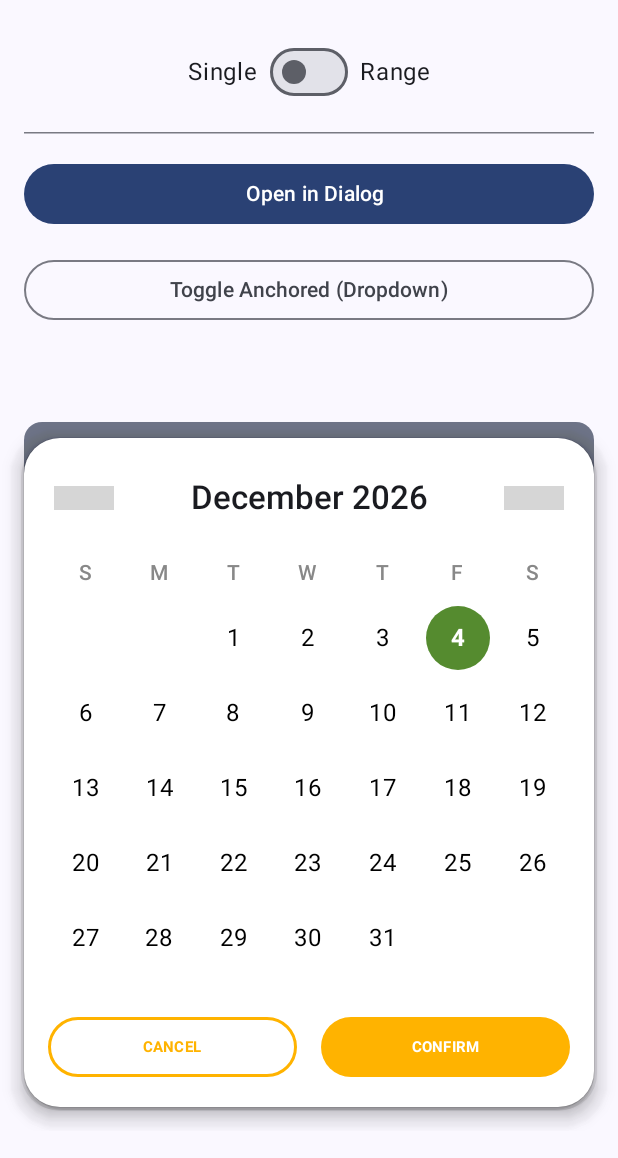
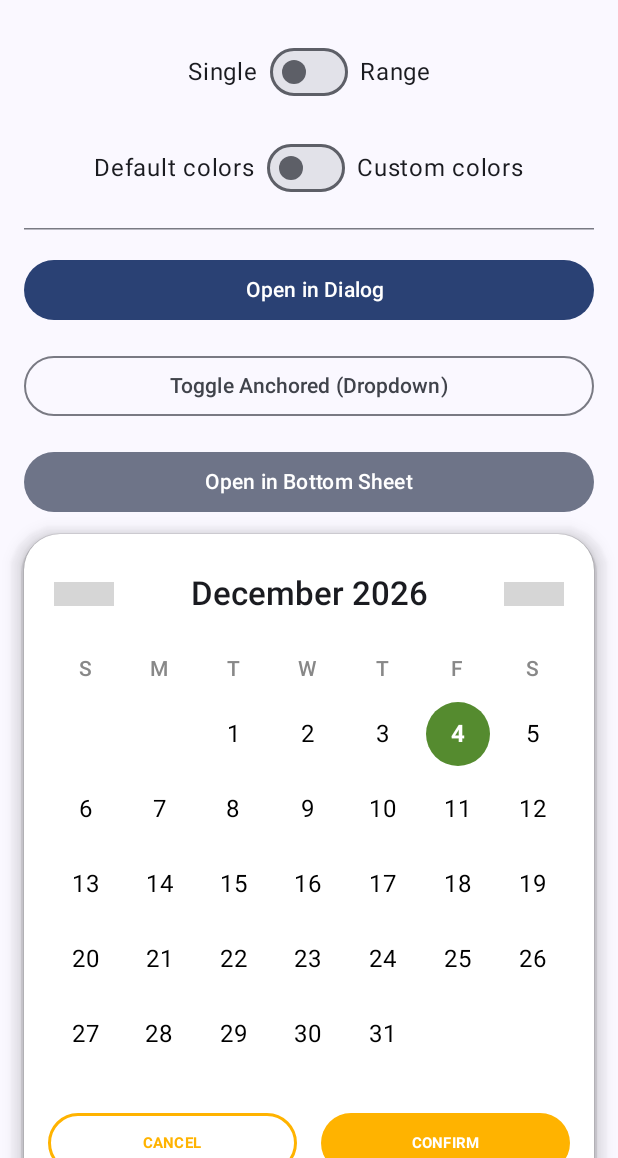
Before and after one commit to mikekpl/compose-datepicker, an Android app built with Jetpack Compose: the screen it shows after launch (MainActivity), after a tap on "Toggle Anchored (Dropdown)", on a phone screen of 412 x 824 dp, the part 78-1236 px from its top. Run offline under Robolectric (Android 15) with nearby library versions, the phone set to English and light mode, and no system bars; libraries missing offline, so code that uses them is left out: coil3.svg; 2 statements that could not run were skipped; grey boxes are pictures that could not be loaded.

Commit message:
Added bottomsheet capability to select dates and date ranges

```diff
--- a/app/src/main/java/com/mikelau/composedatepicker/MainActivity.kt
+++ b/app/src/main/java/com/mikelau/composedatepicker/MainActivity.kt
@@ -11,12 +11,17 @@ import androidx.compose.material3.*
 import androidx.compose.runtime.*
 import androidx.compose.ui.Alignment
 import androidx.compose.ui.Modifier
+import androidx.compose.ui.graphics.Color
 import androidx.compose.ui.unit.IntOffset
 import androidx.compose.ui.unit.dp
 import androidx.compose.ui.window.Dialog
 import androidx.compose.ui.window.Popup
 import androidx.compose.ui.window.PopupProperties
 import com.mikelau.composedatepicker.ui.datepicker.ComposeDatePicker
+import com.mikelau.composedatepicker.ui.datepicker.ComposeDatePickerBottomSheet
+import com.mikelau.composedatepicker.ui.datepicker.ComposeDatePickerColors
+import com.mikelau.composedatepicker.ui.datepicker.ComposeDatePickerDefaults
+import com.mikelau.composedatepicker.ui.datepicker.DatePickerBottomSheetDefaults
 import com.mikelau.composedatepicker.ui.datepicker.DatePickerState
 import com.mikelau.composedatepicker.ui.theme.ComposeDatePickerTheme
 
@@ -60,9 +65,24 @@ fun MainScreen() {
 fun AdaptiveDemoContent() {
     var showDialog by remember { mutableStateOf(false) }
     var showAnchored by remember { mutableStateOf(false) }
+    var showBottomSheet by remember { mutableStateOf(false) }
     var selectionMode by remember { mutableStateOf(DatePickerState.SelectionMode.Single) }
+    var useCustomColors by remember { mutableStateOf(false) }
 
     var selectedText by remember { mutableStateOf("No date selected") }
+
+    // Defaults reproduce the original look; custom shows the dark/purple palette.
+    val cardColors: ComposeDatePickerColors =
+        if (useCustomColors) customCardColors() else ComposeDatePickerDefaults.colors()
+    val sheetColors = if (useCustomColors) {
+        DatePickerBottomSheetDefaults.colors(
+            containerColor = DemoDark,
+            rangeStartColor = DemoPurple,
+            rangeHighlightAlpha = 0.3f,
+        )
+    } else {
+        DatePickerBottomSheetDefaults.colors()
+    }
 
     Column(
         modifier = Modifier.fillMaxWidth(),
@@ -82,6 +102,16 @@ fun AdaptiveDemoContent() {
                 }
             )
             Text("Range")
+        }
+
+        // Color customization Toggle
+        Row(
+            verticalAlignment = Alignment.CenterVertically,
+            horizontalArrangement = Arrangement.spacedBy(8.dp)
+        ) {
+            Text("Default colors")
+            Switch(checked = useCustomColors, onCheckedChange = { useCustomColors = it })
+            Text("Custom colors")
         }
 
         HorizontalDivider()
@@ -114,6 +144,7 @@ fun AdaptiveDemoContent() {
                     ComposeDatePicker(
                         modifier = Modifier.fillMaxWidth(),
                         state = remember(selectionMode) { DatePickerState(selectionMode = selectionMode) },
+                        colors = cardColors,
                         onCancel = { showAnchored = false },
                         onConfirm = { state ->
                             selectedText = formatSelection(state)
@@ -122,6 +153,14 @@ fun AdaptiveDemoContent() {
                     )
                 }
             }
+        }
+
+        // Bottom Sheet Trigger
+        FilledTonalButton(
+            onClick = { showBottomSheet = true },
+            modifier = Modifier.fillMaxWidth()
+        ) {
+            Text("Open in Bottom Sheet")
         }
 
         Spacer(modifier = Modifier.height(32.dp))
@@ -138,10 +177,23 @@ fun AdaptiveDemoContent() {
         }
     }
 
+    if (showBottomSheet) {
+        ComposeDatePickerBottomSheet(
+            state = remember(selectionMode) { DatePickerState(selectionMode = selectionMode) },
+            colors = sheetColors,
+            onDismissRequest = { showBottomSheet = false },
+            onConfirm = { state ->
+                selectedText = formatSelection(state)
+                showBottomSheet = false
+            }
+        )
+    }
+
     if (showDialog) {
         Dialog(onDismissRequest = { showDialog = false }) {
             ComposeDatePicker(
                 state = remember(selectionMode) { DatePickerState(selectionMode = selectionMode) },
+                colors = cardColors,
                 onCancel = { showDialog = false },
                 onConfirm = { state ->
                     selectedText = formatSelection(state)
@@ -152,6 +204,26 @@ fun AdaptiveDemoContent() {
     }
 }
 
+private val DemoDark = Color(0xFF1E1D22)
+private val DemoPurple = Color(0xFF9C7BFF)
+
+private fun customCardColors(): ComposeDatePickerColors = ComposeDatePickerDefaults.colors(
+    containerColor = DemoDark,
+    monthTitleColor = Color.White,
+    navigationIconColor = Color.White,
+    dayOfWeekTextColor = Color(0xFFA1A1AA),
+    dayTextColor = Color(0xFFD4D4D8),
+    todayTextColor = Color.White,
+    todayOutlineColor = DemoPurple,
+    selectedDayColor = DemoPurple,
+    rangeStartColor = DemoPurple,
+    rangeEndColor = DemoPurple,
+    rangeHighlightColor = DemoPurple,
+    rangeHighlightAlpha = 0.3f,
+    confirmButtonColor = DemoPurple,
+    cancelButtonColor = DemoPurple,
+)
+
 private fun formatSelection(state: DatePickerState): String {
     return if (state.selectionMode == DatePickerState.SelectionMode.Single) {
         state.selectedDate?.toString() ?: "None"
--- a/compose-datepicker/src/commonMain/kotlin/com/mikelau/composedatepicker/ui/datepicker/ComposeDatePicker.kt
+++ b/compose-datepicker/src/commonMain/kotlin/com/mikelau/composedatepicker/ui/datepicker/ComposeDatePicker.kt
@@ -23,11 +23,6 @@ import composedatepicker.compose_datepicker.generated.resources.Res
 import kotlinx.coroutines.launch
 import kotlinx.datetime.*
 import kotlin.time.Clock
-
-// Define default colors if theme is not available
-private val DefaultPickerGreen = Color(0xFF558B2F)
-private val DefaultPickerOrange = Color(0xFFFFB300)
-private val DefaultPickerLightGreen = Color(0xFFDCEDC8)
 
 @Composable
 private fun SvgIcon(
@@ -62,6 +57,12 @@ private fun SvgIcon(
     }
 }
 
+/**
+ * Card-style date picker, usable inside a Dialog or an anchored Popup.
+ *
+ * [primaryColor], [accentColor] and [rangeColor] are kept for backward compatibility and seed the
+ * defaults of [colors]. When [colors] is passed explicitly, it takes precedence.
+ */
 @Composable
 fun ComposeDatePicker(
     modifier: Modifier = Modifier,
@@ -71,13 +72,18 @@ fun ComposeDatePicker(
     primaryColor: Color = DefaultPickerGreen,
     accentColor: Color = DefaultPickerOrange,
     rangeColor: Color = DefaultPickerLightGreen,
+    colors: ComposeDatePickerColors = ComposeDatePickerDefaults.colors(
+        primaryColor = primaryColor,
+        accentColor = accentColor,
+        rangeColor = rangeColor,
+    ),
     onCancel: () -> Unit = {},
     onConfirm: (DatePickerState) -> Unit = {}
 ) {
     Card(
         modifier = modifier.padding(16.dp),
         shape = RoundedCornerShape(24.dp),
-        colors = CardDefaults.cardColors(containerColor = Color.White),
+        colors = CardDefaults.cardColors(containerColor = colors.containerColor),
         elevation = CardDefaults.cardElevation(defaultElevation = 8.dp)
     ) {
         Column(
@@ -88,12 +94,14 @@ fun ComposeDatePicker(
             DatePickerHeader(
                 currentMonth = state.currentMonth,
                 onPreviousMonth = { state.previousMonth() },
-                onNextMonth = { state.nextMonth() }
+                onNextMonth = { state.nextMonth() },
+                titleColor = colors.monthTitleColor,
+                iconColor = colors.navigationIconColor,
             )
 
             Spacer(modifier = Modifier.height(16.dp))
 
-            DayOfWeekHeader()
+            DayOfWeekHeader(textColor = colors.dayOfWeekTextColor)
 
             Spacer(modifier = Modifier.height(8.dp))
 
@@ -101,6 +109,7 @@ fun ComposeDatePicker(
                 state = state,
                 primaryColor = primaryColor,
                 rangeColor = rangeColor,
+                colors = colors,
                 onDateSelected = { state.onDateSelected(it) }
             )
 
@@ -110,6 +119,7 @@ fun ComposeDatePicker(
                 cancelText = cancelText,
                 confirmText = confirmText,
                 accentColor = accentColor,
+                colors = colors,
                 onCancel = onCancel,
                 onConfirm = { onConfirm(state) }
             )
@@ -121,7 +131,9 @@ fun ComposeDatePicker(
 fun DatePickerHeader(
     currentMonth: LocalDate,
     onPreviousMonth: () -> Unit,
-    onNextMonth: () -> Unit
+    onNextMonth: () -> Unit,
+    titleColor: Color = Color.Unspecified,
+    iconColor: Color = Color(0xFF1C1C1C),
 ) {
     Row(
         modifier = Modifier.fillMaxWidth(),
@@ -131,27 +143,30 @@ fun DatePickerHeader(
         IconButton(onClick = onPreviousMonth) {
             SvgIcon(
                 resourcePath = "files/ic_keyboard_arrow_left.svg",
-                contentDescription = "Previous Month"
+                contentDescription = "Previous Month",
+                tint = iconColor
             )
         }
 
         Text(
             text = "${currentMonth.month.name.lowercase().replaceFirstChar { it.uppercase() }} ${currentMonth.year}",
             style = MaterialTheme.typography.titleLarge,
-            fontWeight = FontWeight.SemiBold
+            fontWeight = FontWeight.SemiBold,
+            color = titleColor
         )
 
         IconButton(onClick = onNextMonth) {
             SvgIcon(
                 resourcePath = "files/ic_keyboard_arrow_right.svg",
-                contentDescription = "Next Month"
+                contentDescription = "Next Month",
+                tint = iconColor
             )
         }
     }
 }
 
 @Composable
-fun DayOfWeekHeader() {
+fun DayOfWeekHeader(textColor: Color = Color.Gray) {
     Row(modifier = Modifier.fillMaxWidth()) {
         val days = listOf("S", "M", "T", "W", "T", "F", "S")
         days.forEach { day ->
@@ -161,7 +176,7 @@ fun DayOfWeekHeader() {
                 textAlign = TextAlign.Center,
                 style = MaterialTheme.typography.bodyMedium,
                 fontWeight = FontWeight.Medium,
-                color = Color.Gray
+                color = textColor
             )
         }
     }
@@ -172,6 +187,10 @@ fun DatePickerGrid(
     state: DatePickerState,
     primaryColor: Color,
     rangeColor: Color,
+    colors: ComposeDatePickerColors = ComposeDatePickerDefaults.colors(
+        primaryColor = primaryColor,
+        rangeColor = rangeColor,
+    ),
     onDateSelected: (LocalDate) -> Unit
 ) {
     val today = Clock.System.todayIn(TimeZone.currentSystemDefault())
@@ -189,12 +208,16 @@ fun DatePickerGrid(
                         contentAlignment = Alignment.Center
                     ) {
                         if (date != null) {
-                            val isSelected = when (state.selectionMode) {
-                                DatePickerState.SelectionMode.Single -> date == state.selectedDate
-                                DatePickerState.SelectionMode.Range -> date == state.rangeStart || date == state.rangeEnd
+                            val isRange = state.selectionMode == DatePickerState.SelectionMode.Range
+                            val isRangeStart = isRange && date == state.rangeStart
+                            val isRangeEnd = isRange && date == state.rangeEnd
+                            val isSelected = if (isRange) {
+                                isRangeStart || isRangeEnd
+                            } else {
+                                date == state.selectedDate
                             }
 
-                            val isInRange = state.selectionMode == DatePickerState.SelectionMode.Range &&
+                            val isInRange = isRange &&
                                     state.rangeStart != null && state.rangeEnd != null &&
                                     date > state.rangeStart!! && date < state.rangeEnd!!
 
@@ -205,6 +228,9 @@ fun DatePickerGrid(
                                 isToday = date == today,
                                 primaryColor = primaryColor,
                                 rangeColor = rangeColor,
+                                colors = colors,
+                                isRangeStart = isRangeStart,
+                                isRangeEnd = isRangeEnd,
                                 onClick = { onDateSelected(date) }
                             )
                         }
@@ -229,8 +255,27 @@ fun DatePickerDay(
     isToday: Boolean,
     primaryColor: Color,
     rangeColor: Color,
+    colors: ComposeDatePickerColors = ComposeDatePickerDefaults.colors(
+        primaryColor = primaryColor,
+        rangeColor = rangeColor,
+    ),
+    isRangeStart: Boolean = false,
+    isRangeEnd: Boolean = false,
     onClick: () -> Unit
 ) {
+    val circleColor = when {
+        !isSelected -> Color.Transparent
+        isRangeEnd && !isRangeStart -> colors.rangeEndColor
+        isRangeStart -> colors.rangeStartColor
+        else -> colors.selectedDayColor
+    }
+    val textColor = when {
+        isSelected -> colors.selectedDayTextColor
+        isInRange -> colors.inRangeDayTextColor
+        isToday -> colors.todayTextColor
+        else -> colors.dayTextColor
+    }
+
     Box(
         modifier = Modifier
             .fillMaxSize()
@@ -242,7 +287,7 @@ fun DatePickerDay(
                 modifier = Modifier
                     .fillMaxWidth()
                     .fillMaxHeight(0.7f)
-                    .background(rangeColor)
+                    .background(colors.rangeHighlightColor.withHighlightAlpha(colors.rangeHighlightAlpha))
             )
         }
 
@@ -250,12 +295,12 @@ fun DatePickerDay(
             modifier = Modifier
                 .fillMaxSize(0.85f)
                 .clip(CircleShape)
-                .background(if (isSelected) primaryColor else Color.Transparent),
+                .background(circleColor),
             contentAlignment = Alignment.Center
         ) {
             Text(
                 text = date.day.toString(),
-                color = if (isSelected) Color.White else Color.Black,
+                color = textColor,
                 style = MaterialTheme.typography.bodyLarge,
                 fontWeight = if (isSelected || isToday) FontWeight.Bold else FontWeight.Normal
             )
@@ -263,7 +308,7 @@ fun DatePickerDay(
             if (isToday && !isSelected) {
                 androidx.compose.foundation.Canvas(modifier = Modifier.matchParentSize()) {
                     drawCircle(
-                        color = primaryColor,
+                        color = colors.todayOutlineColor,
                         style = androidx.compose.ui.graphics.drawscope.Stroke(width = 2.dp.toPx())
                     )
                 }
@@ -277,6 +322,7 @@ fun DatePickerActionButtons(
     cancelText: String,
     confirmText: String,
     accentColor: Color,
+    colors: ComposeDatePickerColors = ComposeDatePickerDefaults.colors(accentColor = accentColor),
     onCancel: () -> Unit,
     onConfirm: () -> Unit
 ) {
@@ -289,8 +335,8 @@ fun DatePickerActionButtons(
             onClick = onCancel,
             modifier = Modifier.weight(1f),
             shape = RoundedCornerShape(24.dp),
-            border = androidx.compose.foundation.BorderStroke(2.dp, accentColor),
-            colors = ButtonDefaults.outlinedButtonColors(contentColor = accentColor)
+            border = androidx.compose.foundation.BorderStroke(2.dp, colors.cancelButtonColor),
+            colors = ButtonDefaults.outlinedButtonColors(contentColor = colors.cancelButtonColor)
         ) {
             Text(cancelText, fontSize = 10.sp, maxLines = 1, fontWeight = FontWeight.Bold)
         }
@@ -299,7 +345,10 @@ fun DatePickerActionButtons(
             onClick = onConfirm,
             modifier = Modifier.weight(1f),
             shape = RoundedCornerShape(24.dp),
-            colors = ButtonDefaults.buttonColors(containerColor = accentColor, contentColor = Color.White)
+            colors = ButtonDefaults.buttonColors(
+                containerColor = colors.confirmButtonColor,
+                contentColor = colors.confirmButtonTextColor
+            )
         ) {
             Text(confirmText, fontSize = 10.sp, maxLines = 1, fontWeight = FontWeight.Bold)
         }
--- /dev/null
+++ b/compose-datepicker/src/commonMain/kotlin/com/mikelau/composedatepicker/ui/datepicker/ComposeDatePickerColors.kt
@@ -0,0 +1,95 @@
+package com.mikelau.composedatepicker.ui.datepicker
+
+import androidx.compose.runtime.Immutable
+import androidx.compose.ui.graphics.Color
+
+internal val DefaultPickerGreen = Color(0xFF558B2F)
+internal val DefaultPickerOrange = Color(0xFFFFB300)
+internal val DefaultPickerLightGreen = Color(0xFFDCEDC8)
+
+/**
+ * Colors used by [ComposeDatePicker] (dialog / anchored dropdown card).
+ * Create an instance with [ComposeDatePickerDefaults.colors].
+ */
+@Immutable
+class ComposeDatePickerColors(
+    val containerColor: Color,
+    val monthTitleColor: Color,
+    val navigationIconColor: Color,
+    val dayOfWeekTextColor: Color,
+    val dayTextColor: Color,
+    val todayTextColor: Color,
+    val todayOutlineColor: Color,
+    val inRangeDayTextColor: Color,
+    val selectedDayTextColor: Color,
+    val selectedDayColor: Color,
+    val rangeStartColor: Color,
+    val rangeEndColor: Color,
+    val rangeHighlightColor: Color,
+    val rangeHighlightAlpha: Float,
+    val confirmButtonColor: Color,
+    val confirmButtonTextColor: Color,
+    val cancelButtonColor: Color,
+)
+
+object ComposeDatePickerDefaults {
+    /**
+     * Every default reproduces the look of versions prior to the `colors` API, derived from the
+     * three legacy colors [primaryColor], [accentColor] and [rangeColor].
+     *
+     * @param primaryColor Legacy shortcut: seeds [selectedDayColor], [rangeStartColor],
+     *   [rangeEndColor] and [todayOutlineColor].
+     * @param accentColor Legacy shortcut: seeds [confirmButtonColor] and [cancelButtonColor].
+     * @param rangeColor Legacy shortcut: seeds [rangeHighlightColor].
+     * @param containerColor Background of the calendar card.
+     * @param monthTitleColor Month/year header. [Color.Unspecified] uses the current content color.
+     * @param selectedDayColor Circle highlight of the selected date in Single mode.
+     * @param rangeStartColor Circle highlight of the range start date.
+     * @param rangeEndColor Circle highlight of the range end date.
+     * @param rangeHighlightColor Band between the start and end dates.
+     * @param rangeHighlightAlpha Multiplied into [rangeHighlightColor]'s alpha.
+     */
+    fun colors(
+        primaryColor: Color = DefaultPickerGreen,
+        accentColor: Color = DefaultPickerOrange,
+        rangeColor: Color = DefaultPickerLightGreen,
+        containerColor: Color = Color.White,
+        monthTitleColor: Color = Color.Unspecified,
+        navigationIconColor: Color = Color(0xFF1C1C1C),
+        dayOfWeekTextColor: Color = Color.Gray,
+        dayTextColor: Color = Color.Black,
+        todayTextColor: Color = dayTextColor,
+        todayOutlineColor: Color = primaryColor,
+        inRangeDayTextColor: Color = dayTextColor,
+        selectedDayTextColor: Color = Color.White,
+        selectedDayColor: Color = primaryColor,
+        rangeStartColor: Color = primaryColor,
+        rangeEndColor: Color = rangeStartColor,
+        rangeHighlightColor: Color = rangeColor,
+        rangeHighlightAlpha: Float = 1f,
+        confirmButtonColor: Color = accentColor,
+        confirmButtonTextColor: Color = Color.White,
+        cancelButtonColor: Color = accentColor,
+    ): ComposeDatePickerColors = ComposeDatePickerColors(
+        containerColor = containerColor,
+        monthTitleColor = monthTitleColor,
+        navigationIconColor = navigationIconColor,
+        dayOfWeekTextColor = dayOfWeekTextColor,
+        dayTextColor = dayTextColor,
+        todayTextColor = todayTextColor,
+        todayOutlineColor = todayOutlineColor,
+        inRangeDayTextColor = inRangeDayTextColor,
+        selectedDayTextColor = selectedDayTextColor,
+        selectedDayColor = selectedDayColor,
+        rangeStartColor = rangeStartColor,
+        rangeEndColor = rangeEndColor,
+        rangeHighlightColor = rangeHighlightColor,
+        rangeHighlightAlpha = rangeHighlightAlpha,
+        confirmButtonColor = confirmButtonColor,
+        confirmButtonTextColor = confirmButtonTextColor,
+        cancelButtonColor = cancelButtonColor,
+    )
+}
+
+/** Applies [alpha] on top of the color's own alpha, so translucent colors stay translucent. */
+internal fun Color.withHighlightAlpha(alpha: Float): Color = copy(alpha = this.alpha * alpha)
--- a/compose-datepicker/src/commonMain/kotlin/com/mikelau/composedatepicker/ui/datepicker/DatePickerUtils.kt
+++ b/compose-datepicker/src/commonMain/kotlin/com/mikelau/composedatepicker/ui/datepicker/DatePickerUtils.kt
@@ -7,18 +7,20 @@ import kotlinx.datetime.minus
 import kotlinx.datetime.plus
 
 object DatePickerUtils {
-    fun getDaysInMonth(month: LocalDate): List<LocalDate?> {
+    fun getDaysInMonth(
+        month: LocalDate,
+        firstDayOfWeek: DayOfWeek = DayOfWeek.SUNDAY
+    ): List<LocalDate?> {
         val firstDayOfMonth = LocalDate(month.year, month.month, 1)
         val lastDayOfMonth = firstDayOfMonth.plus(1, DateTimeUnit.MONTH).minus(1, DateTimeUnit.DAY)
 
         val days = mutableListOf<LocalDate?>()
 
-        // Add empty slots for days before the first day of the month
-        // Assuming week starts on Sunday (index 0 for Sunday in our grid)
-        // DayOfWeek.SUNDAY is 7 in ISO-8601, but we want 0.
-        val firstDayOfWeek = firstDayOfMonth.dayOfWeek
-        val isoDayNumber = firstDayOfWeek.ordinal + 1
-        val padding = if (isoDayNumber == 7) 0 else isoDayNumber
+        // Add empty slots for days before the first day of the month,
+        // relative to the configured first day of the week.
+        val monthStartIso = firstDayOfMonth.dayOfWeek.ordinal + 1
+        val weekStartIso = firstDayOfWeek.ordinal + 1
+        val padding = (monthStartIso - weekStartIso + 7) % 7
 
         repeat(padding) {
             days.add(null)
```
Also changed, not shown: compose-datepicker/src/commonMain/kotlin/com/mikelau/composedatepicker/ui/datepicker/ComposeDatePickerBottomSheet.kt (added, +408 -0 lines), 1 other file.
